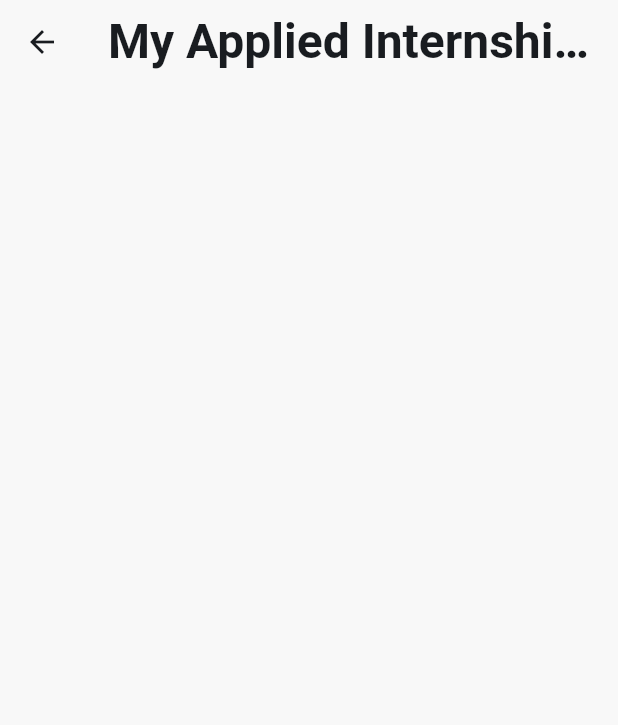
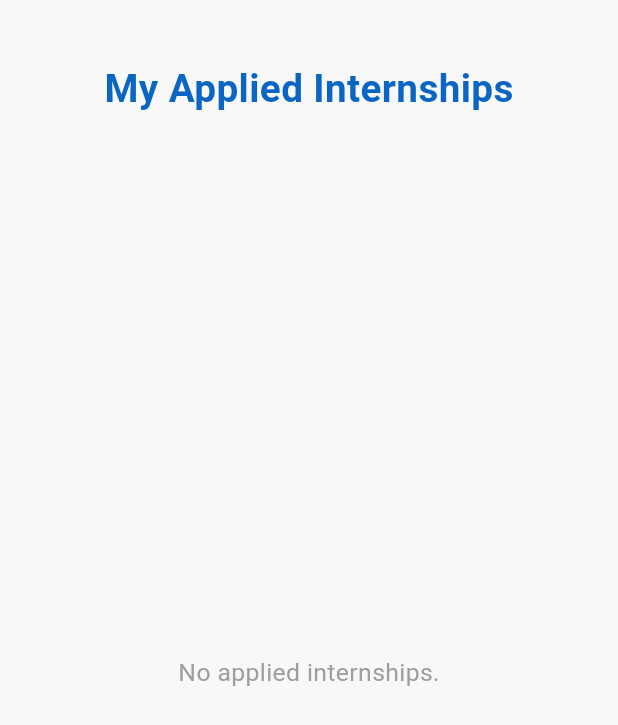
Before and after one commit to mohamed9856/Internir, a Flutter app: the ApplyListScreen screen opened directly, on a phone screen of 412 x 824 dp. Shown: the top 725 px of the screen. Run offline on Flutter 3.47's test engine with Material 3 defaults, Android fonts, the light colour scheme and no system bars; our stand-ins replace cloud_firestore, file_picker, firebase_auth, firebase_core, firebase_storage, flutter_svg and 1 more; missing offline and left inert: flutter_quill; accounts and stored records are empty; Roboto replaces fonts that are missing (NotoSans); project files that could hold a hidden picture were left out.

Commit message:
finished with little touches

```diff
--- a/lib/screens/apply_list/applied_list.dart
+++ b/lib/screens/apply_list/applied_list.dart
@@ -2,16 +2,13 @@ import 'package:cloud_firestore/cloud_firestore.dart';
 import 'package:firebase_auth/firebase_auth.dart';
 import 'package:flutter/material.dart';
 import 'package:provider/provider.dart';
-
-import 'package:internir/providers/jobs_provider.dart';
-import 'package:internir/utils/app_color.dart';
-import 'package:internir/utils/size_config.dart';
-import 'package:internir/components/job_card.dart';
+import '../../components/job_card.dart';
+import '../../providers/jobs_provider.dart';
+import '../../utils/app_color.dart';
+import '../../utils/size_config.dart';
 
 class ApplyListScreen extends StatefulWidget {
   const ApplyListScreen({super.key});
-
-  static const String routeName = 'appliedList';
 
   @override
   State<ApplyListScreen> createState() => _ApplyListScreenState();
@@ -51,27 +48,49 @@ class _ApplyListScreenState extends State<ApplyListScreen> {
   Widget build(BuildContext context) {
     final jobsProvider = context.watch<JobsProvider>();
 
-    return Scaffold(
-      appBar: AppBar(
-        centerTitle: true,
-        title: const Text(
+    return SafeArea(
+      child: Scaffold(
+        backgroundColor: AppColor.background,
+        body: Padding(
+          padding: EdgeInsets.symmetric(
+            horizontal: 16 * SizeConfig.horizontalBlock,
+            vertical: 20 * SizeConfig.verticalBlock,
+          ),
+          child: Column(
+            children: [
+              SizedBox(height: 20 * SizeConfig.verticalBlock),
+              Row(
+                mainAxisAlignment: MainAxisAlignment.center,
+                children: [
+                  Text(
                     'My Applied Internships',
                     style: TextStyle(
-            fontSize: 32,
+                      color: AppColor.mainBlue,
+                      fontSize: 25 * SizeConfig.textRatio,
                       fontWeight: FontWeight.bold,
                       fontFamily: 'NotoSans',
                     ),
                   ),
+                ],
               ),
-      body: Padding(
-        padding: const EdgeInsets.all(16.0),
-        child: (jobsProvider.loading)
-            ? Padding(
-                padding: EdgeInsets.symmetric(
-                  vertical: 16 * SizeConfig.verticalBlock,
+              SizedBox(height: 16 * SizeConfig.verticalBlock),
+              Expanded(
+                child: jobsProvider.loading
+                    ? Center(
+                  child: CircularProgressIndicator(
+                    valueColor: AlwaysStoppedAnimation<Color>(
+                        AppColor.mainBlue),
                   ),
-                child: const CircularProgressIndicator(
-                  valueColor: AlwaysStoppedAnimation<Color>(AppColor.mainBlue),
+                )
+                    : _appliedJobs.isEmpty
+                    ? Center(
+                  child: Text(
+                    "No applied internships.",
+                    style: TextStyle(
+                      fontFamily: 'NotoSans',
+                      fontSize: 16 * SizeConfig.textRatio,
+                      color: Colors.grey,
+                    ),
                   ),
                 )
                     : ListView.builder(
@@ -82,10 +101,15 @@ class _ApplyListScreenState extends State<ApplyListScreen> {
                     if (isJobApplied(jobId)) {
                       return Column(
                         children: [
-                        SizedBox(height: 16 * SizeConfig.verticalBlock),
-                        jobCard(jobsProvider.jobs[index], context,
+                          SizedBox(
+                              height:
+                              16 * SizeConfig.verticalBlock),
+                          jobCard(jobsProvider.jobs[index],
+                              context,
                               isApplied: true),
-                        SizedBox(height: 16 * SizeConfig.verticalBlock),
+                          SizedBox(
+                              height:
+                              16 * SizeConfig.verticalBlock),
                         ],
                       );
                     } else {
@@ -94,6 +118,10 @@ class _ApplyListScreenState extends State<ApplyListScreen> {
                   },
                 ),
               ),
+            ],
+          ),
+        ),
+      ),
     );
   }
 }
```
Also changed, not shown: lib/screens/apply/apply_screen.dart (+29 -6 lines), lib/screens/apply/apply_to_job.dart (+30 -2 lines), lib/screens/authentication/create_account.dart (+11 -12 lines), 1 other file. Lines whose indentation alone changed are shown as unchanged.
